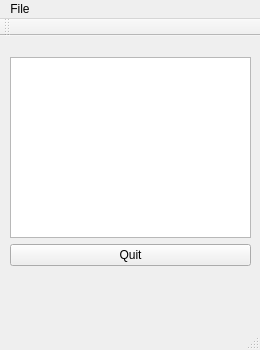
Before: the Qt Designer form Notepad/notepad.ui in Gabriel-22/QT-Programming, drawn with Qt 5.
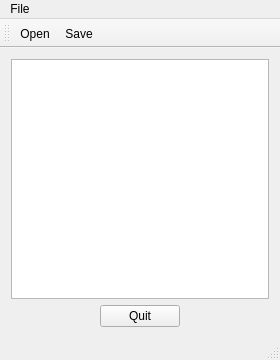
After: the same form once the commit is applied.

Patch:
```diff
--- a/Notepad/notepad.ui
+++ b/Notepad/notepad.ui
@@ -6,49 +6,67 @@
    <rect>
     <x>0</x>
     <y>0</y>
-    <width>260</width>
-    <height>350</height>
+    <width>280</width>
+    <height>360</height>
    </rect>
   </property>
   <property name="windowTitle">
    <string>Notepad</string>
   </property>
   <widget class="QWidget" name="centralWidget">
-   <widget class="QWidget" name="">
-    <property name="geometry">
-     <rect>
-      <x>10</x>
-      <y>10</y>
-      <width>241</width>
-      <height>231</height>
-     </rect>
-    </property>
+   <layout class="QHBoxLayout" name="horizontalLayout_2">
+    <item>
     <layout class="QVBoxLayout" name="verticalLayout">
-     <property name="leftMargin">
-      <number>0</number>
-     </property>
-     <property name="rightMargin">
-      <number>0</number>
-     </property>
      <item>
       <widget class="QTextEdit" name="textEdit"/>
      </item>
      <item>
+       <layout class="QHBoxLayout" name="horizontalLayout">
+        <item>
+         <spacer name="horizontalSpacer">
+          <property name="orientation">
+           <enum>Qt::Horizontal</enum>
+          </property>
+          <property name="sizeHint" stdset="0">
+           <size>
+            <width>40</width>
+            <height>20</height>
+           </size>
+          </property>
+         </spacer>
+        </item>
+        <item>
       <widget class="QPushButton" name="quitButton">
        <property name="text">
         <string>Quit</string>
        </property>
       </widget>
      </item>
-    </layout>
-   </widget>
+        <item>
+         <spacer name="horizontalSpacer_2">
+          <property name="orientation">
+           <enum>Qt::Horizontal</enum>
+          </property>
+          <property name="sizeHint" stdset="0">
+           <size>
+            <width>40</width>
+            <height>20</height>
+           </size>
+          </property>
+         </spacer>
+        </item>
+       </layout>
+      </item>
+     </layout>
+    </item>
+   </layout>
   </widget>
   <widget class="QMenuBar" name="menuBar">
    <property name="geometry">
     <rect>
      <x>0</x>
      <y>0</y>
-     <width>260</width>
+     <width>280</width>
      <height>21</height>
     </rect>
    </property>
@@ -68,6 +86,8 @@
    <attribute name="toolBarBreak">
     <bool>false</bool>
    </attribute>
+   <addaction name="actionOpen"/>
+   <addaction name="actionSave"/>
   </widget>
   <widget class="QStatusBar" name="statusBar"/>
   <action name="actionOpen">
```
Lines whose indentation alone changed are shown as unchanged.
